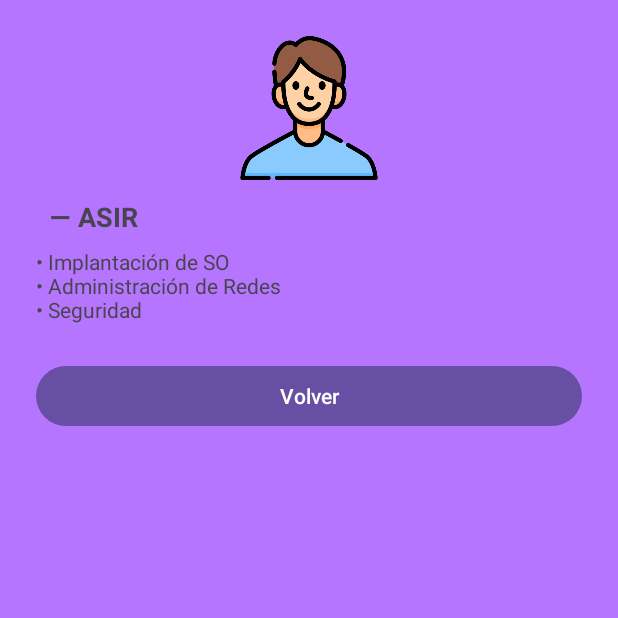
After one commit to avrilMerino/EjercicioGridView-, an Android app: the ActivityModulos screen opened directly, with no data from a screen before it, on a phone screen of 412 x 824 dp, the top half of it. The commit adds this screen. Run offline under Robolectric (Android 15) with nearby library versions, the phone set to English and light mode, and no system bars.

Commit message:
Código completo. Listo para entregar!

```diff
--- a/app/src/main/AndroidManifest.xml
+++ b/app/src/main/AndroidManifest.xml
@@ -12,6 +12,9 @@
         android:supportsRtl="true"
         android:theme="@style/Theme.EjercicioGridView">
         <activity
+            android:name=".ActivityModulos"
+            android:exported="false" />
+        <activity
             android:name=".MainActivity"
             android:exported="true">
             <intent-filter>
--- /dev/null
+++ b/app/src/main/java/com/example/ejerciciogridview/ActivityModulos.kt
@@ -0,0 +1,54 @@
+package com.example.ejerciciogridview
+
+import android.graphics.Color
+import android.os.Bundle
+import android.widget.Button
+import android.widget.ImageView
+import android.widget.LinearLayout
+import android.widget.TextView
+import androidx.appcompat.app.AppCompatActivity
+
+class ActivityModulos : AppCompatActivity() {
+
+    override fun onCreate(savedInstanceState: Bundle?) {
+        super.onCreate(savedInstanceState)
+        setContentView(R.layout.activity_modulos)
+
+        // 1) Referencias
+        val root = findViewById<LinearLayout>(R.id.rootModulos)
+        val img = findViewById<ImageView>(R.id.imgAlumno)
+        val tTitulo = findViewById<TextView>(R.id.txtTitulo)
+        val tMods = findViewById<TextView>(R.id.txtModulos)
+        val btn = findViewById<Button>(R.id.btnVolver)
+
+        // 2) Recibir extras del Intent
+        val nombre = intent.getStringExtra("nombre") ?: ""
+        val apellidos = intent.getStringExtra("apellidos") ?: ""
+        val sexo = (intent.getStringExtra("sexo") ?: "H").uppercase()
+        val ciclo = (intent.getStringExtra("ciclo") ?: "ASIR").uppercase()
+
+        // 3) Avatar según sexo (usa tus drawables hombre/mujer)
+        img.setImageResource(if (sexo == "M") R.drawable.mujer else R.drawable.hombre)
+
+        // 4) Fondo según ciclo (colores del enunciado)
+        when (ciclo) {
+            "ASIR" -> root.setBackgroundColor(Color.parseColor("#b675ff"))
+            "DAW"  -> root.setBackgroundColor(Color.parseColor("#ff5436"))
+            "DAM"  -> root.setBackgroundColor(Color.parseColor("#c1ff65"))
+        }
+
+        // 5) Título con nombre completo + ciclo
+        tTitulo.text = "$nombre $apellidos — $ciclo"
+
+        // 6) Módulos distintos por ciclo
+        val modulos = when (ciclo) {
+            "ASIR" -> listOf("Implantación de SO", "Administración de Redes", "Seguridad")
+            "DAW"  -> listOf("Programación", "Entornos de Desarrollo", "Despliegue Web")
+            else   -> listOf("Programación", "Acceso a Datos", "Interfaces", "Servicios y Procesos")
+        }
+        tMods.text = modulos.joinToString("\n• ", prefix = "• ")
+
+        // 7) Botón volver: cierra esta Activity y regresa a la anterior
+        btn.setOnClickListener { finish() }
+    }
+}
--- /dev/null
+++ b/app/src/main/res/layout/activity_modulos.xml
@@ -0,0 +1,38 @@
+<?xml version="1.0" encoding="utf-8"?>
+<LinearLayout xmlns:android="http://schemas.android.com/apk/res/android"
+    android:id="@+id/rootModulos"
+    android:layout_width="match_parent"
+    android:layout_height="match_parent"
+    android:orientation="vertical"
+    android:padding="24dp">
+
+    <ImageView
+        android:id="@+id/imgAlumno"
+        android:layout_width="96dp"
+        android:layout_height="96dp"
+        android:layout_gravity="center_horizontal"
+        android:src="@drawable/hombre"/>
+
+    <TextView
+        android:id="@+id/txtTitulo"
+        android:layout_width="match_parent"
+        android:layout_height="wrap_content"
+        android:textSize="18sp"
+        android:textStyle="bold"
+        android:layout_marginTop="12dp"
+        android:text="Módulos"/>
+
+    <TextView
+        android:id="@+id/txtModulos"
+        android:layout_width="match_parent"
+        android:layout_height="wrap_content"
+        android:layout_marginTop="8dp"
+        android:text=""/>
+
+    <Button
+        android:id="@+id/btnVolver"
+        android:layout_width="match_parent"
+        android:layout_height="wrap_content"
+        android:layout_marginTop="24dp"
+        android:text="Volver"/>
+</LinearLayout>
--- a/app/src/main/res/values/colors.xml
+++ b/app/src/main/res/values/colors.xml
@@ -2,4 +2,7 @@
 <resources>
     <color name="black">#FF000000</color>
     <color name="white">#FFFFFFFF</color>
+    <color name="asir">#b675ff</color>
+    <color name="daw">#ff5436</color>
+    <color name="dam">#c1ff65</color>
 </resources>
```
Also changed, not shown: app/src/main/java/com/example/ejerciciogridview/MainActivity.kt (+29 -12 lines), app/src/main/java/com/example/ejerciciogridview/Persona.kt (added, +8 -0 lines), app/src/main/java/com/example/ejerciciogridview/PersonasAdapter.kt (added, +44 -0 lines), app/src/main/res/layout/activity_main.xml (+14 -9 lines), app/src/main/res/layout/item_persona.xml (added, +43 -0 lines), app/src/main/res/drawable/hombre.png (added), app/src/main/res/drawable/mujer.png (added).
